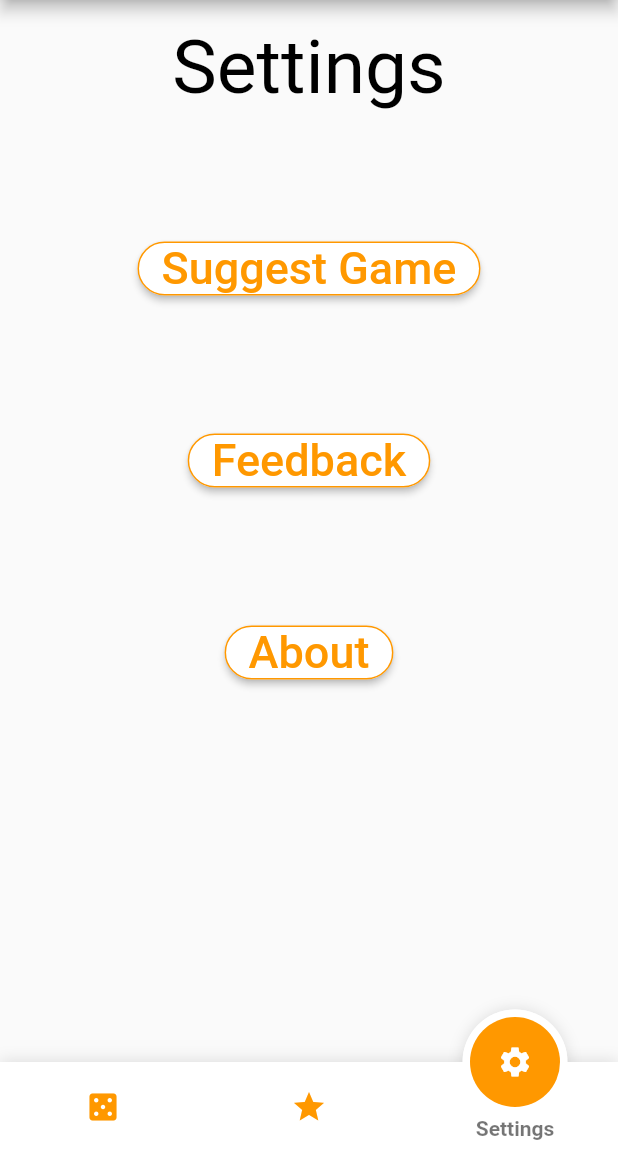
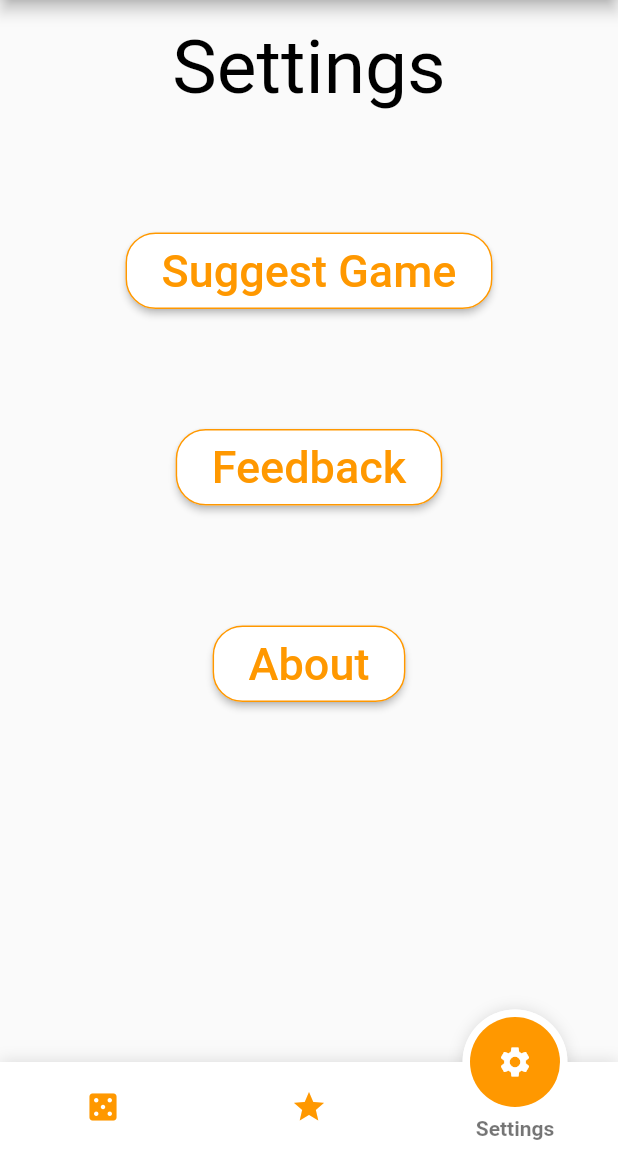
Before and after one commit to sigesig/drukspil, a Flutter app: the screen it shows after launch, item 3 of the bottom bar chosen, on a phone screen of 412 x 824 dp, the part 84-1236 px from its top. Run offline on Flutter 3.47's test engine with Material 2 defaults, Android fonts, the phone set to English and light mode, and no system bars; drawn by our look-alikes of fancy_bottom_navigation.

Commit message:
Added Padding to settings buttons

```diff
--- a/lib/Pages/NavBarPages/settings_widget.dart
+++ b/lib/Pages/NavBarPages/settings_widget.dart
@@ -19,30 +19,42 @@ class _SettingsWidgetState extends State<SettingsWidget> {
               child: Text("Settings", style: TextStyle(fontSize: 50, color: Colors.black), ),),
             Container(
               margin: const EdgeInsets.fromLTRB(0, 80, 0, 0),
-                child: RaisedButton(onPressed: (){},
+                child: RaisedButton(
+                    onPressed: (){},
                     shape: RoundedRectangleBorder(
                       borderRadius: BorderRadius.circular(20.0),
                       side: BorderSide(color: Colors.orange),
                     ), color: Colors.white,
-              child: Text("Suggest Game", style: TextStyle(fontSize: 30, color: Colors.orange),))
+                child: Padding(
+                    padding: EdgeInsets.all(8.0),
+                    child: Text("Suggest Game", style: TextStyle(fontSize: 30, color: Colors.orange),)),
+                )
             ),
             Container(
                 margin: const EdgeInsets.fromLTRB(0, 80, 0, 0),
-                child: RaisedButton(onPressed: (){},
+                child: RaisedButton(
+                    onPressed: (){},
                     shape: RoundedRectangleBorder(
                       borderRadius: BorderRadius.circular(20.0),
                       side: BorderSide(color: Colors.orange),
                     ), color: Colors.white,
-                    child: Text("Feedback", style: TextStyle(fontSize: 30, color: Colors.orange),))
+                    child: Padding(
+                      padding: EdgeInsets.all(8.0),
+                      child: Text("Feedback", style: TextStyle(fontSize: 30, color: Colors.orange),)),
+                    )
             ),
             Container(
                 margin: const EdgeInsets.fromLTRB(0, 80, 0, 0),
-                child: RaisedButton(onPressed: (){},
+                child: RaisedButton(
+                    onPressed: (){},
                     shape: RoundedRectangleBorder(
                       borderRadius: BorderRadius.circular(20.0),
                       side: BorderSide(color: Colors.orange),
                     ), color: Colors.white,
-                    child: Text("About", style: TextStyle(fontSize: 30, color: Colors.orange,),))
+                    child: Padding(
+                        padding: EdgeInsets.all(8.0),
+                        child: Text("About", style: TextStyle(fontSize: 30, color: Colors.orange),)),
+                )
             ),
           ],
         ),
```
